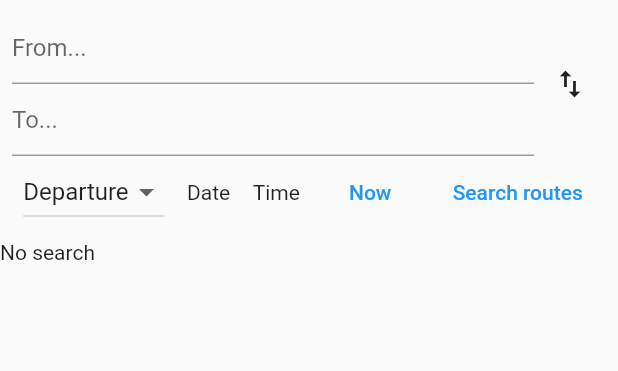
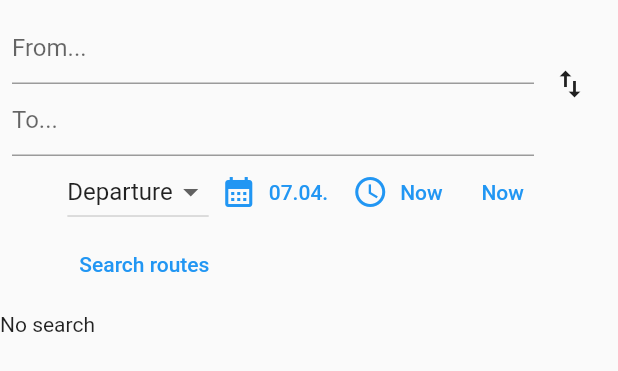
Before and after one commit to siiruli/bussit-flutter, a Flutter app: the ItineraryForm widget shown alone on an empty page, opened directly, on a phone screen of 412 x 824 dp. Shown: the top 371 px of the screen. Run offline on Flutter 3.47's test engine with Material 2 defaults, Android fonts, the phone set to English and light mode, and no system bars; our stand-ins replace floor, flutter_hooks, graphql, graphql_flutter, sqflite; missing offline and left inert: gql; accounts and stored records are empty; generated files the repository leaves out were written again; statements that could not run were skipped.

Commit message:
Use datepicker and timepicker

```diff
--- a/lib/ui/itinerary_view.dart
+++ b/lib/ui/itinerary_view.dart
@@ -5,6 +5,8 @@ import 'package:bussit/model/address.dart';
 import 'package:bussit/ui/widgets/itineraries/itinerary_list.dart';
 import 'package:flutter/material.dart';
 import 'dart:developer' as developer;
+
+import 'package:intl/intl.dart';
 
 
 class ItineraryView extends StatelessWidget {
@@ -30,7 +32,14 @@ class _ItineraryFormState extends State<ItineraryForm>  with AutomaticKeepAliveC
   bool _arriveBy = false;
   Widget? _result;
   DateTime? _date;
-  DateTime? _time;
+  String? get _dateString {
+    final locale = Localizations.localeOf(context);
+    return DateFormat('dd.MM.').format(_date ?? DateTime.now());
+  }
+  String? get _timeString {
+    return _time == null ? "Now" : _time?.format(context);
+  }
+  TimeOfDay? _time;
 
   Key _keyFrom = GlobalKey();
   Key _keyTo = GlobalKey();
@@ -53,6 +62,33 @@ class _ItineraryFormState extends State<ItineraryForm>  with AutomaticKeepAliveC
           nResults: 8,
           time: DateTime.now(),
         );
+      });
+    }
+  }
+  Future displayDatePicker(BuildContext context) async {
+    var date = await showDatePicker(
+      context: context,
+      initialDate: DateTime.now(),
+      firstDate: DateTime.now().subtract(const Duration(days:365)),
+      lastDate: DateTime.now().add(const Duration(days: 365)),
+    );
+
+    if (date != null) {
+      setState(() {
+        _date = date;
+      });
+    }
+  }
+
+  Future displayTimePicker(BuildContext context) async {
+    var time = await showTimePicker(
+      context: context,
+      initialTime: TimeOfDay.now(),
+    );
+
+    if (time != null) {
+      setState(() {
+        _time = time;
       });
     }
   }
@@ -90,9 +126,26 @@ class _ItineraryFormState extends State<ItineraryForm>  with AutomaticKeepAliveC
       ],)),
       swapButton,
     ],);
+
     // time
-    const dateChooser = Text('Date');
-    const timeChooser = Text('Time');
+    final dateChooser = TextButton.icon(
+      icon: const Icon(Icons.calendar_month),
+      onPressed: () {
+        displayDatePicker(context);
+      },
+      label: Text(_dateString ?? ''),
+    );
+
+    final timeChooser = TextButton.icon(
+      icon: const Icon(Icons.schedule),
+      label: Text(_timeString ?? ''),
+      onPressed: () {
+        displayTimePicker(context);
+      },
+    );
+
+
+
     final nowButton = TextButton(
       onPressed: () => setState(() {
         _date = null;
@@ -119,8 +172,9 @@ class _ItineraryFormState extends State<ItineraryForm>  with AutomaticKeepAliveC
       child: Form(
         key: _formKey,
         child: Column(
-          children: [places,
-          Row(
+          children: [
+            places,
+            Wrap(
               children: [
                 arrivalOrDeparture,
                 dateChooser,
@@ -131,9 +185,9 @@ class _ItineraryFormState extends State<ItineraryForm>  with AutomaticKeepAliveC
                   child: const Text("Search routes"),
                 ),
               ],
-            mainAxisAlignment: MainAxisAlignment.spaceAround,
             ),
-        ]),
+          ],
+        ),
       ),
     );
 
```
Lines whose indentation alone changed are shown as unchanged.
